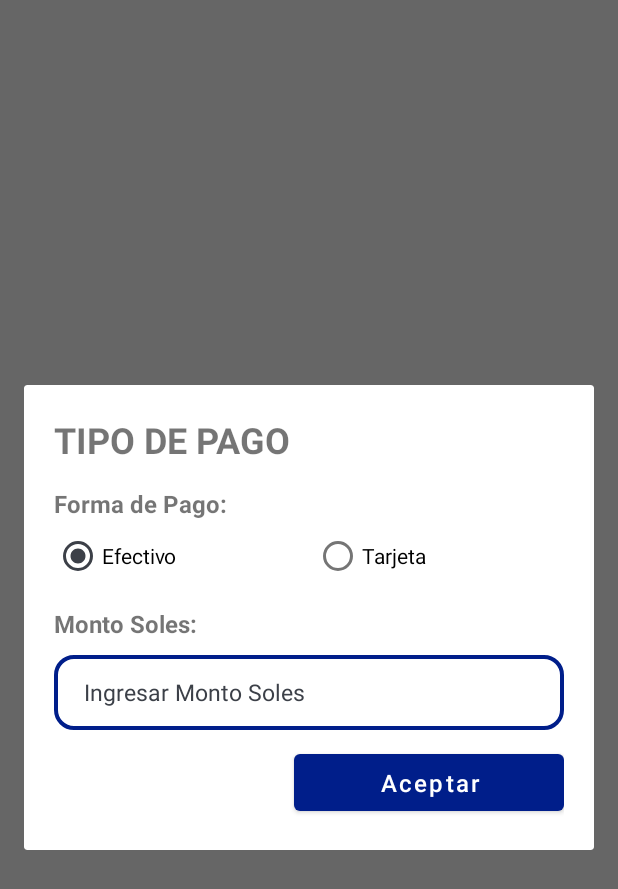
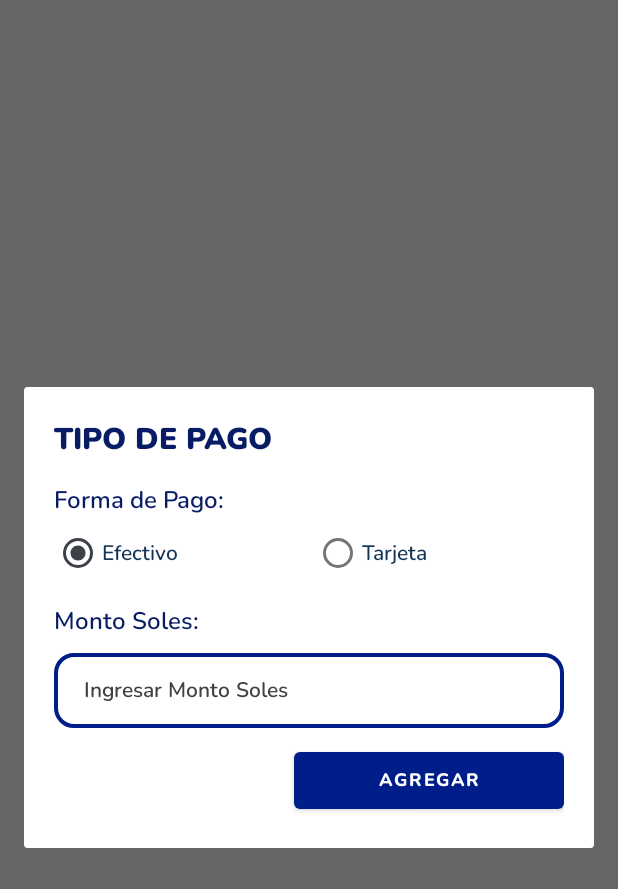
Before and after one commit to melinallacuag/fragmentMenu, an Android app: the fragment TipoPagoFragment shown on its own in the app's theme, on a phone screen of 412 x 824 dp. Shown: the top 889 px of the screen. Run offline under Robolectric (Android 15) with nearby library versions, the phone set to English and light mode, and no system bars.

Commit message:
modal tipo de pago

```diff
--- a/app/src/main/res/layout/fragment_boleta.xml
+++ b/app/src/main/res/layout/fragment_boleta.xml
@@ -218,7 +218,7 @@
             android:layout_gravity="end"
             android:layout_marginTop="10sp"
             android:gravity="center"
-            android:text="Aceptar"
+            android:text="Agregar"
             android:fontFamily="@font/nunito_extrabold"
             android:textAllCaps="true"
             android:textColor="@color/white"
--- a/app/src/main/res/layout/fragment_op_factura.xml
+++ b/app/src/main/res/layout/fragment_op_factura.xml
@@ -218,7 +218,7 @@ android:fontFamily="@font/nunito_extrabold"
             android:layout_gravity="end"
             android:layout_marginTop="10sp"
             android:gravity="center"
-            android:text="Aceptar"
+            android:text="Agregar"
             android:fontFamily="@font/nunito_extrabold"
             android:textAllCaps="true"
             android:textColor="@color/white"
--- a/app/src/main/res/layout/fragment_tipo_pago.xml
+++ b/app/src/main/res/layout/fragment_tipo_pago.xml
@@ -19,7 +19,9 @@
             android:layout_width="match_parent"
             android:layout_height="wrap_content"
             android:text="TIPO DE PAGO"
-            android:textSize="24sp"
+            android:textSize="20sp"
+            android:fontFamily="@font/nunito_black"
+            android:textColor="#071C65"
             android:textStyle="bold" />
 
         <TextView
@@ -27,8 +29,10 @@
             android:layout_height="wrap_content"
             android:layout_marginTop="15sp"
             android:text="Forma de Pago:"
+            android:fontFamily="@font/nunito_semibold"
+            android:textColor="#071C65"
             android:textSize="16sp"
-            android:textStyle="bold" />
+            android:textStyle="bold"  />
 
         <LinearLayout
             android:layout_width="match_parent"
@@ -41,14 +45,22 @@
                 android:layout_height="wrap_content"
                 android:layout_weight="1"
                 android:checked="true"
-                android:text="Efectivo" />
+                android:text="Efectivo"
+                android:fontFamily="@font/nunito_semibold"
+                android:textColor="#123456"
+                android:textColorHint="#404143"
+                android:textSize="14sp"/>
             <RadioButton
                 android:id="@+id/radioTarjeta"
                 android:layout_width="wrap_content"
                 android:layout_height="wrap_content"
                 android:layout_weight="1"
                 android:checked="false"
-                android:text="Tarjeta" />
+                android:text="Tarjeta"
+                android:fontFamily="@font/nunito_semibold"
+                android:textColor="#123456"
+                android:textColorHint="#404143"
+                android:textSize="14sp"/>
         </LinearLayout>
 
         <TextView
@@ -56,8 +68,10 @@
             android:layout_height="wrap_content"
             android:layout_marginTop="10sp"
             android:text="Monto Soles:"
+            android:fontFamily="@font/nunito_semibold"
+            android:textColor="#071C65"
             android:textSize="16sp"
-            android:textStyle="bold" />
+            android:textStyle="bold"  />
 
         <EditText
             android:id="@+id/inputmontosoles"
@@ -69,9 +83,10 @@
             android:hint="Ingresar Monto Soles"
             android:inputType="number"
             android:paddingLeft="20sp"
-            android:textColor="@color/black"
-            android:textColorHint="#3C4048"
-            android:textSize="15sp" />
+            android:fontFamily="@font/nunito_semibold"
+            android:textColor="#123456"
+            android:textColorHint="#404143"
+            android:textSize="14sp" />
 
 
    />
@@ -83,9 +98,10 @@
             android:layout_gravity="end"
             android:layout_marginTop="10sp"
             android:gravity="center"
-            android:text="Aceptar"
-            android:textAllCaps="false"
-            android:textColor="@color/white"
-            android:textSize="16sp" />
+            android:text="Agregar"
+            android:fontFamily="@font/nunito_extrabold"
+            android:textAllCaps="true"
+            android:textColor="#fff"
+            android:textSize="12sp" />
     </LinearLayout>
 </androidx.constraintlayout.widget.ConstraintLayout>
```
